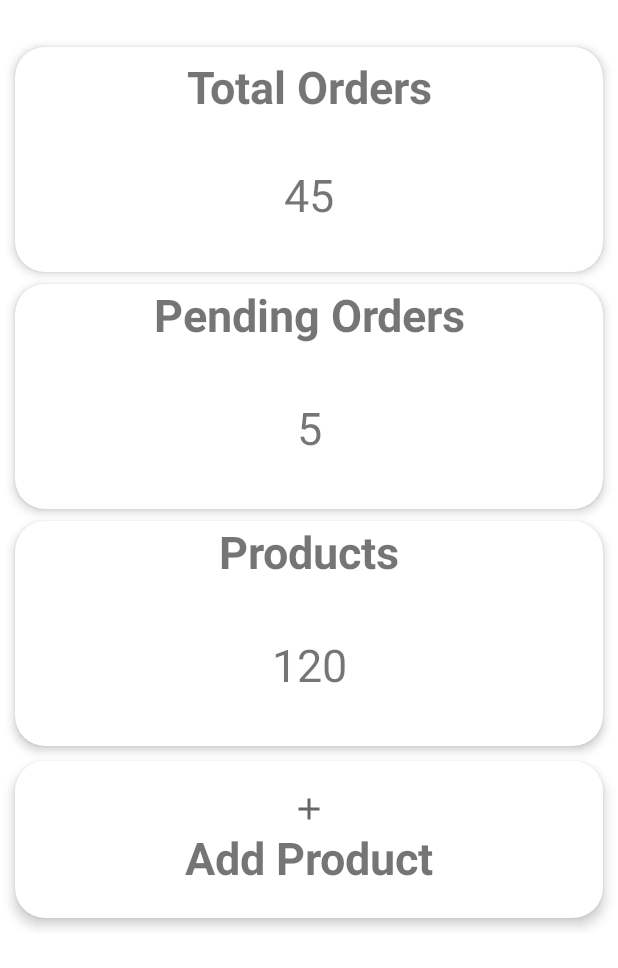
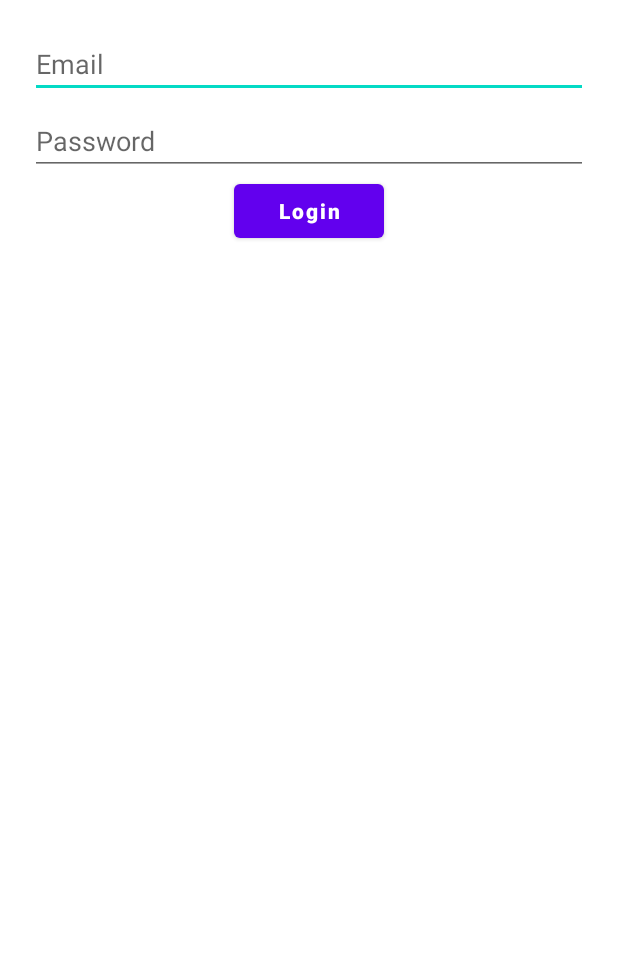
Before and after one commit to NihalP01/Admin, an Android app: the screen it shows after launch (MainActivity before the commit, UserLogin after it), on a phone screen of 412 x 824 dp. Shown: the top 968 px of the screen. Run offline under Robolectric (Android 15) with nearby library versions, the phone set to English and light mode, and no system bars; our stand-ins replace Room's generated code, Volley; 1 statement that could not run was skipped.

```diff
--- a/app/src/main/AndroidManifest.xml
+++ b/app/src/main/AndroidManifest.xml
@@ -21,12 +21,13 @@
         android:name=".Network.VolleySingleton"
         android:requestLegacyExternalStorage="true"
         >
-        <activity android:name=".MainActivity">
+        <activity android:name=".UserLogin">
             <intent-filter>
                 <action android:name="android.intent.action.MAIN" />
                 <category android:name="android.intent.category.LAUNCHER" />
             </intent-filter>
         </activity>
+        <activity android:name=".MainActivity"/>
         <activity android:name=".TotalProducts" />
         <activity android:name=".TotalOrders" />
         <activity android:name=".OrdersDetails" />
--- a/app/src/main/java/com/example/admin/Network/Api.kt
+++ b/app/src/main/java/com/example/admin/Network/Api.kt
@@ -1,26 +1,29 @@
 package com.example.admin.Network
 
+import android.util.Base64
 import okhttp3.OkHttpClient
 import retrofit2.Response
 import retrofit2.Retrofit
 import retrofit2.converter.gson.GsonConverterFactory
 import com.example.admin.Network.DataClasses.*
 import retrofit2.http.*
+import java.util.*
 
 interface ApiClient {
 
     @GET("home")
-    suspend fun getHome(): Response<ApiData>
+    suspend fun getHome(@Header("Authorization") BearerToken: String): Response<ApiData>
     @GET("orders/{page}")
-    suspend fun getOrders(@Path("page") page: Int): Response<Orders>
+    suspend fun getOrders(@Header("Authorization") BearerToken: String, @Path("page") page: Int): Response<Orders>
+    @FormUrlEncoded
+    @POST("login")
+    suspend fun login(@Field("email") email:String, @Field("password") password: String): Response<login>
+}
 
-
-
-}
 
 object ApiAdapter {
     val apiClient: ApiClient = Retrofit.Builder()
-        .baseUrl("http://13.127.156.146/admin/api/v1/")
+        .baseUrl("http://staging.aiishop.in/api/v1/")
         .addConverterFactory(GsonConverterFactory.create())
         .client(OkHttpClient())
         .build()
--- a/app/src/main/java/com/example/admin/Network/ApiData.kt
+++ b/app/src/main/java/com/example/admin/Network/ApiData.kt
@@ -41,3 +41,8 @@ data class Orderitem(
     val size_id: Int,
     val updated_at: String
 ) : Serializable
+
+data class login(
+    val type: String,
+    val token: String
+) : Serializable
--- a/app/src/main/java/com/example/admin/TotalOrders.kt
+++ b/app/src/main/java/com/example/admin/TotalOrders.kt
@@ -19,7 +19,8 @@ class TotalOrders : AppCompatActivity() {
         setContentView(R.layout.total_orders)
         GlobalScope.launch(Dispatchers.Main) {
             try {
-                val response = ApiAdapter.apiClient.getOrders(1)
+                val response = ApiAdapter.apiClient.getOrders("", 1)
+
                 if (response.isSuccessful && response.body() != null) {
                     val ordersRecycler = findViewById<RecyclerView>(R.id.ordersRecycler)
                     val progressBar = findViewById<ProgressBar>(R.id.progressBar)
--- /dev/null
+++ b/app/src/main/java/com/example/admin/utils/UserPrefManager.kt
@@ -0,0 +1,47 @@
+import android.content.Context
+import androidx.datastore.preferences.core.edit
+import androidx.datastore.preferences.core.emptyPreferences
+import androidx.datastore.preferences.core.preferencesKey
+import androidx.datastore.preferences.createDataStore
+import kotlinx.coroutines.flow.Flow
+import kotlinx.coroutines.flow.catch
+import kotlinx.coroutines.flow.map
+import java.io.IOException
+
+enum class Logged {
+    IN, OUT
+}
+
+class UserPrefManager(context: Context) {
+
+    companion object {
+        val LOGGED_IN = preferencesKey<Boolean>("logged_in")
+    }
+
+    private val dataStore = context.createDataStore("user_pref")
+
+    val loggedInflow: Flow<Logged> = dataStore.data
+        .catch {
+            if (it is IOException) {
+                it.printStackTrace()
+                emit(emptyPreferences())
+            } else {
+                throw it
+            }
+        }
+        .map { preference ->
+            when (preference[LOGGED_IN] ?: false) {
+                true -> Logged.IN
+                false -> Logged.OUT
+            }
+        }
+
+    suspend fun setLogged(logged: Logged) {
+        dataStore.edit { preferences ->
+            preferences[LOGGED_IN] = when (logged) {
+                Logged.OUT -> false
+                Logged.IN -> true
+            }
+        }
+    }
+}
--- a/app/src/main/res/layout/activity_main.xml
+++ b/app/src/main/res/layout/activity_main.xml
@@ -7,6 +7,7 @@
     tools:context=".MainActivity">
 
     <TextView
+        android:id="@+id/tokenName"
         android:layout_width="wrap_content"
         android:layout_height="wrap_content"
         android:text="Hello World!"
--- /dev/null
+++ b/app/src/main/res/layout/login_ui.xml
@@ -0,0 +1,44 @@
+<?xml version="1.0" encoding="utf-8"?>
+<androidx.constraintlayout.widget.ConstraintLayout
+    xmlns:android="http://schemas.android.com/apk/res/android"
+    xmlns:app="http://schemas.android.com/apk/res-auto"
+    android:layout_width="match_parent"
+    android:layout_height="match_parent"
+    android:padding="20dp">
+
+    <com.google.android.material.textfield.TextInputEditText
+        android:id="@+id/userEmail"
+        android:layout_width="match_parent"
+        android:layout_height="wrap_content"
+        android:hint="Email"
+        app:layout_constraintBottom_toBottomOf="parent"
+        app:layout_constraintEnd_toEndOf="parent"
+        app:layout_constraintStart_toStartOf="parent"
+        app:layout_constraintTop_toTopOf="parent"
+        app:layout_constraintVertical_bias="0.0" />
+
+    <com.google.android.material.textfield.TextInputEditText
+        android:id="@+id/userPassword"
+        android:layout_width="match_parent"
+        android:layout_height="wrap_content"
+        android:layout_marginTop="6dp"
+        android:hint="Password"
+        app:layout_constraintBottom_toBottomOf="parent"
+        app:layout_constraintEnd_toEndOf="parent"
+        app:layout_constraintStart_toStartOf="parent"
+        app:layout_constraintTop_toBottomOf="@+id/userEmail"
+        app:layout_constraintVertical_bias="0.0" />
+
+    <com.google.android.material.button.MaterialButton
+        android:id="@+id/btnLogin"
+        android:layout_width="100dp"
+        android:layout_height="wrap_content"
+        android:text="Login"
+        android:textStyle="bold"
+        android:textAllCaps="false"
+        app:layout_constraintBottom_toBottomOf="parent"
+        app:layout_constraintEnd_toEndOf="parent"
+        app:layout_constraintStart_toStartOf="parent"
+        app:layout_constraintTop_toBottomOf="@+id/userPassword"
+        app:layout_constraintVertical_bias="0.0" />
+</androidx.constraintlayout.widget.ConstraintLayout>
--- a/build.gradle
+++ b/build.gradle
@@ -1,14 +1,14 @@
 // Top-level build file where you can add configuration options common to all sub-projects/modules.
 buildscript {
-    ext.kotlin_version = "1.3.72"
+    ext.kotlin_version = "1.3.41"
+
     repositories {
         google()
         jcenter()
     }
     dependencies {
-        classpath "com.android.tools.build:gradle:4.1.0"
+        classpath "com.android.tools.build:gradle:4.1.1"
         classpath "org.jetbrains.kotlin:kotlin-gradle-plugin:$kotlin_version"
-
         // NOTE: Do not place your application dependencies here; they belong
         // in the individual module build.gradle files
     }
--- a/gradle.properties
+++ b/gradle.properties
@@ -19,3 +19,4 @@ android.useAndroidX=true
 android.enableJetifier=true
 # Kotlin code style for this project: "official" or "obsolete":
 kotlin.code.style=official
+kapt.incremental.apt=true
```
Also changed, not shown: app/build.gradle (+13 -1 lines), app/src/main/java/com/example/admin/MainActivity.kt (+6 -3 lines), app/src/main/java/com/example/admin/Storage/TestActivity.kt (added, +26 -0 lines), app/src/main/java/com/example/admin/Storage/TokenDB.kt (added, +9 -0 lines), app/src/main/java/com/example/admin/Storage/TokenDao.kt (added, +13 -0 lines), app/src/main/java/com/example/admin/Storage/TokenEntity.kt (added, +13 -0 lines), app/src/main/java/com/example/admin/UserLogin.kt (added, +107 -0 lines).
